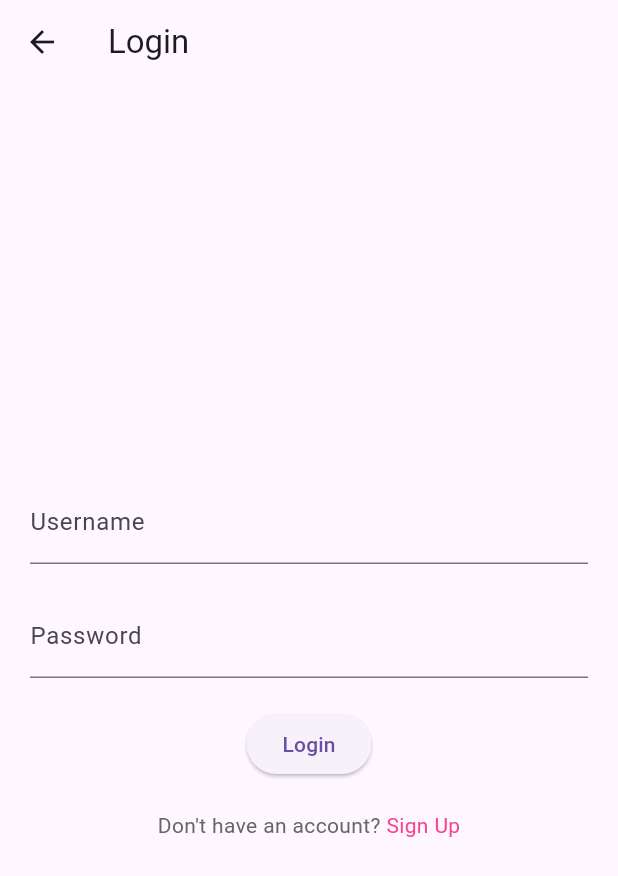
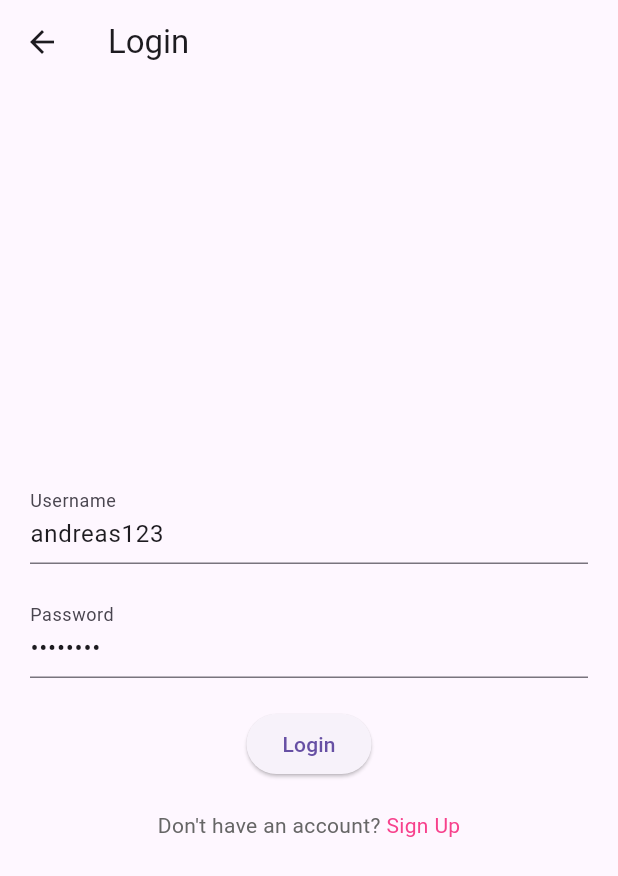
Before and after one commit to WaddenSeaSolutions/smart_cafeteria_app, a Flutter app: the LogOutScreen screen opened directly, after a tap on "Log out", after a tap on "Login", on a phone screen of 412 x 824 dp. Shown: the top 876 px of the screen. Run offline on Flutter 3.47's test engine with Material 3 defaults, Android fonts, the phone set to English and light mode, and no system bars; our stand-ins replace flutter_secure_storage; accounts and stored records are empty; network calls fail.

Commit message:
new methods in mobile

```diff
--- a/lib/main.dart
+++ b/lib/main.dart
@@ -30,9 +30,9 @@ class CafeteriaApp extends StatelessWidget {
       theme: ThemeData(
         primarySwatch: Colors.blue,
       ),
-      initialRoute: '/',
+      initialRoute: '/login',
       routes: {
-        '/': (context) => LoginPage(webSocketManager: webSocketManager, jwtTokenStorage: jwtTokenStorage),
+        '/login': (context) => LoginPage(webSocketManager: webSocketManager, jwtTokenStorage: jwtTokenStorage),
         '/home': (context) => HomeScreen(),
         '/order': (context) => OrderScreen(),
         '/signup': (context) => SignUpPage(webSocketManager: webSocketManager), // Pass WebSocketManager to the SignUpPage
--- a/lib/managers/websocket_manager.dart
+++ b/lib/managers/websocket_manager.dart
@@ -5,6 +5,8 @@ import 'package:web_socket_channel/web_socket_channel.dart';
 class WebSocketManager {
   // Static field for the singleton instance
   static final WebSocketManager _instance = WebSocketManager._internal();
+
+  late Stream<dynamic> _broadcastStream;
 
   // Private constructor for internal instantiation
   WebSocketManager._internal();
@@ -22,6 +24,7 @@ class WebSocketManager {
       return;
     }
     _channel = IOWebSocketChannel.connect(url);
+    _broadcastStream = _channel!.stream.asBroadcastStream();
   }
 
   // Method to send a message through the WebSocket
@@ -31,7 +34,7 @@ class WebSocketManager {
 
   // Method to get a stream of messages from the WebSocket
   Stream<String> getMessages() {
-    return _channel!.stream.map((data) => data as String);
+    return _broadcastStream.map((data) => data as String);
   }
 
   // Method to close the WebSocket connection
--- a/lib/pages/home.dart
+++ b/lib/pages/home.dart
@@ -30,6 +30,7 @@ class HomeScreen extends StatelessWidget {
               _cafeteriaItem('· Monster - 25kr', context),
               _cafeteriaItem('· Redbull - 25kr', context),
               _cafeteriaItem('· Kaffe - 10kr', context),
+              _cafeteriaItem('· Vandmelon - 100kr', context),
 
               // Add more items as needed
             ],
--- a/lib/pages/log_out_page.dart
+++ b/lib/pages/log_out_page.dart
@@ -8,13 +8,18 @@ class LogOutScreen extends StatelessWidget {
       appBar: AppBar(
         title: Text('Log Out'),
       ),
-      body: Center(
-        child: ElevatedButton(
-          onPressed: () {
-            Navigator.pushReplacementNamed(context, '/');
-          },
-          child: Text('Log out'),
-        ),
+      body: Builder(
+        builder: (BuildContext context) {
+          return Center(
+            child: ElevatedButton(
+              onPressed: () {
+                // Navigate to the login screen
+                Navigator.pushReplacementNamed(context, '/login');
+              },
+              child: Text('Log out'),
+            ),
+          );
+        },
       ),
     );
   }
--- a/lib/pages/login_page.dart
+++ b/lib/pages/login_page.dart
@@ -1,3 +1,4 @@
+import 'dart:async';
 import 'dart:convert';
 
 import 'package:flutter/material.dart';
@@ -41,15 +42,20 @@ class LoginForm extends StatefulWidget {
 }
 
 class _LoginFormState extends State<LoginForm> {
-  final _usernameController = TextEditingController();
-  final _passwordController = TextEditingController();
+  final _usernameController = TextEditingController(text: "andreas123");
+  final _passwordController = TextEditingController(text: "11521152");
   String? _jwtToken;
+
+  late StreamSubscription<String> _subscription;
 
   @override
   void initState() {
     super.initState();
+    // Convert the stream to a broadcast stream
+    Stream<String> broadcastStream = widget.webSocketManager.getMessages();
+
     // Listen for incoming messages (e.g. the JWT token)
-    widget.webSocketManager.getMessages().listen((message) {
+    _subscription = broadcastStream.listen((message) {
       setState(() {
         // Store the JWT token or perform any other actions
         _jwtToken = message;
@@ -121,6 +127,7 @@ class _LoginFormState extends State<LoginForm> {
 
   @override
   void dispose() {
+    _subscription.cancel();
     _usernameController.dispose();
     _passwordController.dispose();
     super.dispose();
@@ -131,7 +138,7 @@ class _LoginFormState extends State<LoginForm> {
     String password = _passwordController.text;
 
     final registerUserData = {
-      'Type': 'login',
+      'action': 'login',
       'Username': username,
       'Password': password,
     };
--- a/lib/pages/sign_up_page.dart
+++ b/lib/pages/sign_up_page.dart
@@ -81,7 +81,7 @@ class _SignUpFormState extends State<SignUpForm> {
     String password = _passwordController.text;
 
     final registerUserData = {
-      'Type': 'register',
+      'action': 'register',
       'Username': username,
       'Password': password,
     };
```
